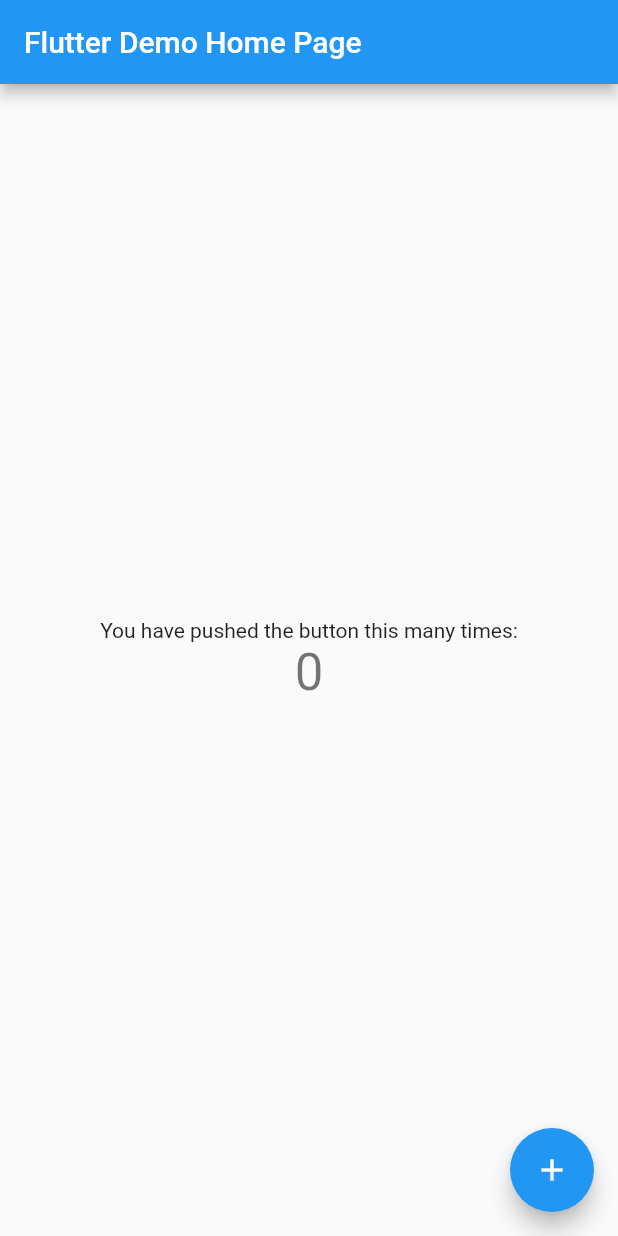
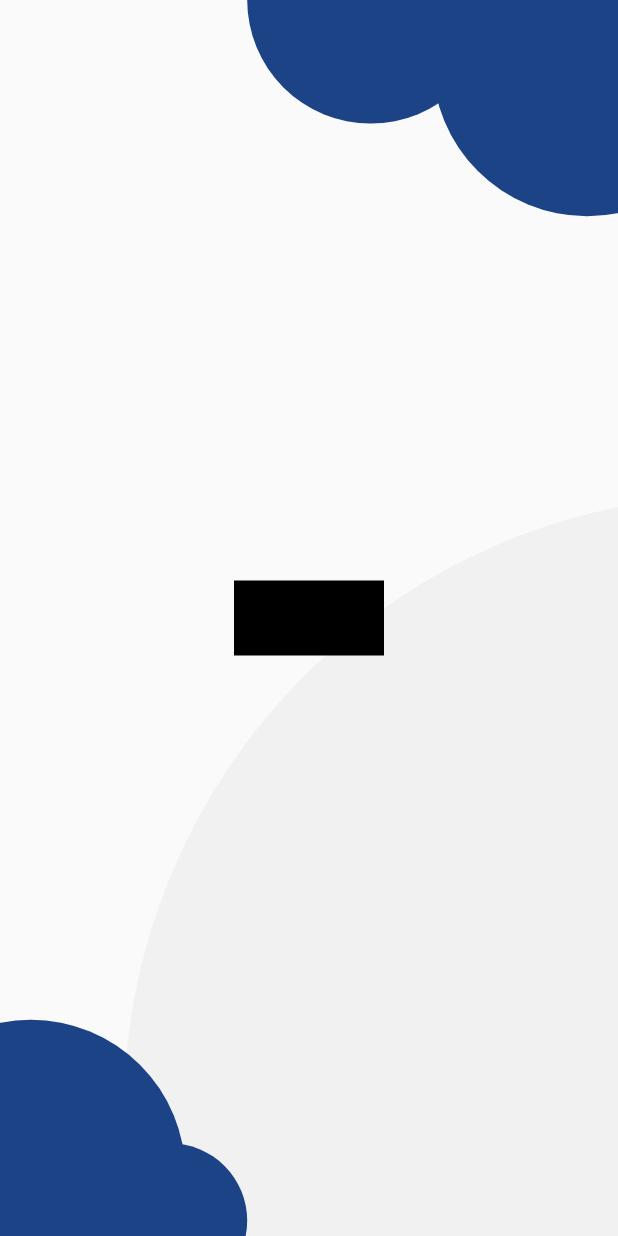
Before and after one commit to arif-pandu/dicoding_submission, a Flutter app: the screen it shows after launch, on a phone screen of 412 x 824 dp. Run offline on Flutter 3.47's test engine with Material 2 defaults, Android fonts, the phone set to English and light mode, and no system bars.

Commit message:
Add Bg random Color

```diff
--- /dev/null
+++ b/lib/const/color.dart
@@ -0,0 +1,9 @@
+import 'package:flutter/material.dart';
+
+class AppColor {
+  static const Color blackColor = Color(0xFF1f2633);
+  static const Color orangeColor = Color(0xFFff644c);
+  static const Color whiteColor = Color(0xFFffffff);
+
+  // static const List<Color> listColor = [blackColor, orangeColor, whiteColor];
+}
--- /dev/null
+++ b/lib/const/test_style.dart
@@ -0,0 +1,20 @@
+import 'package:dicoding_submission/const/color.dart';
+import 'package:flutter/material.dart';
+
+class AppTextStyle {
+  static const TextStyle styleCommon = TextStyle(
+    fontSize: 16,
+    fontWeight: FontWeight.normal,
+    color: AppColor.blackColor,
+  );
+  static const TextStyle styleThin = TextStyle(
+    fontSize: 13,
+    fontWeight: FontWeight.w400,
+    color: AppColor.blackColor,
+  );
+  static const TextStyle styleTitle = TextStyle(
+    fontSize: 24,
+    fontWeight: FontWeight.bold,
+    color: AppColor.blackColor,
+  );
+}
--- a/lib/main.dart
+++ b/lib/main.dart
@@ -1,3 +1,4 @@
+import 'package:dicoding_submission/page/login.dart';
 import 'package:flutter/material.dart';
 
 void main() {
@@ -7,109 +8,14 @@ void main() {
 class MyApp extends StatelessWidget {
   const MyApp({Key? key}) : super(key: key);
 
-  // This widget is the root of your application.
   @override
   Widget build(BuildContext context) {
     return MaterialApp(
-      title: 'Flutter Demo',
+      debugShowCheckedModeBanner: false,
       theme: ThemeData(
-        // This is the theme of your application.
-        //
-        // Try running your application with "flutter run". You'll see the
-        // application has a blue toolbar. Then, without quitting the app, try
-        // changing the primarySwatch below to Colors.green and then invoke
-        // "hot reload" (press "r" in the console where you ran "flutter run",
-        // or simply save your changes to "hot reload" in a Flutter IDE).
-        // Notice that the counter didn't reset back to zero; the application
-        // is not restarted.
-        primarySwatch: Colors.blue,
-      ),
-      home: const MyHomePage(title: 'Flutter Demo Home Page'),
+          //
+          ),
+      home: LoginPage(),
     );
   }
 }
-
-class MyHomePage extends StatefulWidget {
-  const MyHomePage({Key? key, required this.title}) : super(key: key);
-
-  // This widget is the home page of your application. It is stateful, meaning
-  // that it has a State object (defined below) that contains fields that affect
-  // how it looks.
-
-  // This class is the configuration for the state. It holds the values (in this
-  // case the title) provided by the parent (in this case the App widget) and
-  // used by the build method of the State. Fields in a Widget subclass are
-  // always marked "final".
-
-  final String title;
-
-  @override
-  State<MyHomePage> createState() => _MyHomePageState();
-}
-
-class _MyHomePageState extends State<MyHomePage> {
-  int _counter = 0;
-
-  void _incrementCounter() {
-    setState(() {
-      // This call to setState tells the Flutter framework that something has
-      // changed in this State, which causes it to rerun the build method below
-      // so that the display can reflect the updated values. If we changed
-      // _counter without calling setState(), then the build method would not be
-      // called again, and so nothing would appear to happen.
-      _counter++;
-    });
-  }
-
-  @override
-  Widget build(BuildContext context) {
-    // This method is rerun every time setState is called, for instance as done
-    // by the _incrementCounter method above.
-    //
-    // The Flutter framework has been optimized to make rerunning build methods
-    // fast, so that you can just rebuild anything that needs updating rather
-    // than having to individually change instances of widgets.
-    return Scaffold(
-      appBar: AppBar(
-        // Here we take the value from the MyHomePage object that was created by
-        // the App.build method, and use it to set our appbar title.
-        title: Text(widget.title),
-      ),
-      body: Center(
-        // Center is a layout widget. It takes a single child and positions it
-        // in the middle of the parent.
-        child: Column(
-          // Column is also a layout widget. It takes a list of children and
-          // arranges them vertically. By default, it sizes itself to fit its
-          // children horizontally, and tries to be as tall as its parent.
-          //
-          // Invoke "debug painting" (press "p" in the console, choose the
-          // "Toggle Debug Paint" action from the Flutter Inspector in Android
-          // Studio, or the "Toggle Debug Paint" command in Visual Studio Code)
-          // to see the wireframe for each widget.
-          //
-          // Column has various properties to control how it sizes itself and
-          // how it positions its children. Here we use mainAxisAlignment to
-          // center the children vertically; the main axis here is the vertical
-          // axis because Columns are vertical (the cross axis would be
-          // horizontal).
-          mainAxisAlignment: MainAxisAlignment.center,
-          children: <Widget>[
-            const Text(
-              'You have pushed the button this many times:',
-            ),
-            Text(
-              '$_counter',
-              style: Theme.of(context).textTheme.headline4,
-            ),
-          ],
-        ),
-      ),
-      floatingActionButton: FloatingActionButton(
-        onPressed: _incrementCounter,
-        tooltip: 'Increment',
-        child: const Icon(Icons.add),
-      ), // This trailing comma makes auto-formatting nicer for build methods.
-    );
-  }
-}
--- /dev/null
+++ b/lib/page/login.dart
@@ -0,0 +1,47 @@
+import 'package:dicoding_submission/widget/bg.dart';
+import 'package:flutter/material.dart';
+
+class LoginPage extends StatefulWidget {
+  const LoginPage({Key? key}) : super(key: key);
+
+  @override
+  State<LoginPage> createState() => _LoginPageState();
+}
+
+class _LoginPageState extends State<LoginPage> {
+  void initMessage() {
+    print("Halo");
+  }
+
+  @override
+  void initState() {
+    super.initState();
+    initMessage();
+  }
+
+  @override
+  Widget build(BuildContext context) {
+    final double height = MediaQuery.of(context).size.height;
+    final double width = MediaQuery.of(context).size.width;
+
+    return Scaffold(
+      body: Stack(
+        children: [
+          BGApp(height: height, width: width),
+          Center(
+            child: Column(
+              mainAxisAlignment: MainAxisAlignment.center,
+              children: [
+                Container(
+                  height: 50,
+                  width: 100,
+                  color: Colors.black,
+                ),
+              ],
+            ),
+          ),
+        ],
+      ),
+    );
+  }
+}
--- /dev/null
+++ b/lib/widget/bg.dart
@@ -0,0 +1,90 @@
+import 'dart:math';
+
+import 'package:dicoding_submission/const/color.dart';
+import 'package:flutter/material.dart';
+
+class BGApp extends StatelessWidget {
+  const BGApp({
+    Key? key,
+    required this.height,
+    required this.width,
+  }) : super(key: key);
+
+  final double height;
+  final double width;
+
+  @override
+  Widget build(BuildContext context) {
+    final Color _color1 = Color((Random().nextDouble() * 0xFFFFFF).toInt()).withOpacity(1.0);
+    final Color _color2 = Color((Random().nextDouble() * 0xFFFFFF).toInt()).withOpacity(1.0);
+
+    return Container(
+      height: height,
+      width: width,
+      child: Stack(
+        children: [
+          Positioned(
+            top: height * 0.4,
+            left: width * 0.2,
+            child: Container(
+              height: height,
+              width: height,
+              decoration: BoxDecoration(
+                shape: BoxShape.circle,
+                color: Colors.grey.withOpacity(0.1),
+              ),
+            ),
+          ),
+          Positioned(
+            top: -width * 0.2,
+            right: width * 0.2,
+            child: Container(
+              height: width * 0.4,
+              width: width * 0.4,
+              decoration: BoxDecoration(
+                shape: BoxShape.circle,
+                color: _color2,
+              ),
+            ),
+          ),
+          Positioned(
+            top: -width * 0.15,
+            right: -width * 0.2,
+            child: Container(
+              height: width * 0.5,
+              width: width * 0.5,
+              decoration: BoxDecoration(
+                shape: BoxShape.circle,
+                color: _color1,
+              ),
+            ),
+          ),
+          Positioned(
+            bottom: -width * 0.15,
+            left: -width * 0.2,
+            child: Container(
+              height: width * 0.5,
+              width: width * 0.5,
+              decoration: BoxDecoration(
+                shape: BoxShape.circle,
+                color: _color1,
+              ),
+            ),
+          ),
+          Positioned(
+            bottom: -width * 0.1,
+            left: width * 0.15,
+            child: Container(
+              height: width * 0.25,
+              width: width * 0.25,
+              decoration: BoxDecoration(
+                shape: BoxShape.circle,
+                color: _color2,
+              ),
+            ),
+          ),
+        ],
+      ),
+    );
+  }
+}
```
